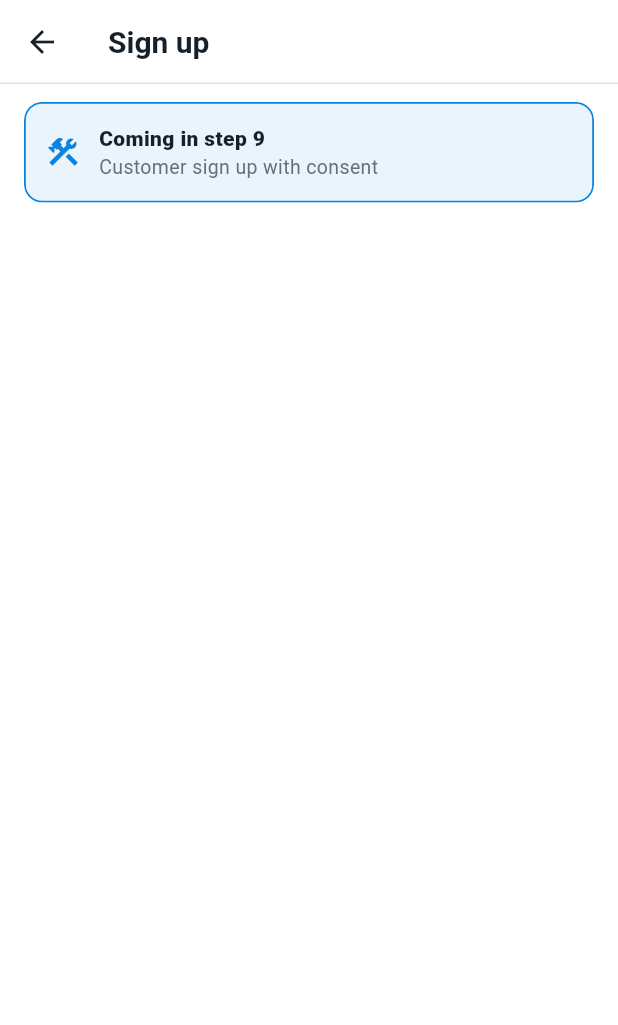
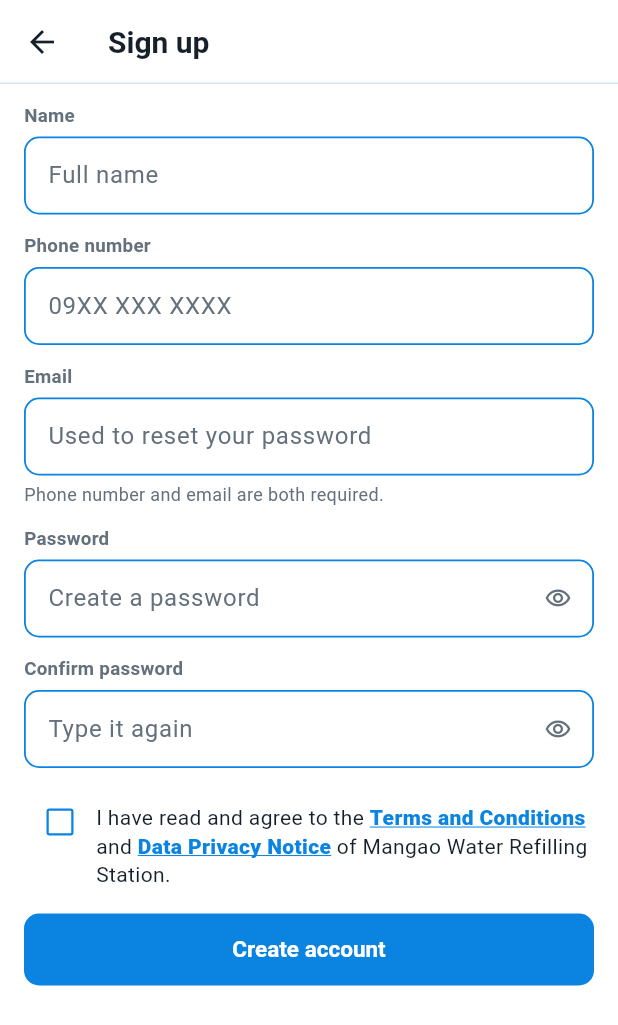
Before and after one commit to SkiptyRed8/mangao-wrs, a Flutter app: the screen it shows after launch, after a tap on "Sign up", on a phone screen of 412 x 824 dp. Shown: the top 1025 px of the screen. Run offline on Flutter 3.47's test engine with Material 3 defaults, Android fonts, the phone set to English and light mode, and no system bars; our stand-ins replace shared_preferences; accounts and stored records are empty; network calls fail.

Commit message:
T08 forgot password (6-digit email code, resend, new password) and T09 customer sign up with Terms and Data Privacy Notice; 18 server tests
Co-Authored-By: Claude Opus 5.5 <noreply@anthropic.com>
Claude-Session: https://claude.ai/code/session_01DasQCNUJBbLyCWkvv4Qmw3

```diff
--- a/app/lib/screens/auth/login_screen.dart
+++ b/app/lib/screens/auth/login_screen.dart
@@ -3,10 +3,10 @@ import 'package:flutter/material.dart';
 import '../../services/api.dart';
 import '../../services/app_state.dart';
 import '../../widgets/common.dart';
-import '../common/coming_soon.dart';
+import 'forgot_screens.dart';
 
 /// Login 1, 2: phone number and password; messages "Details wrong" and
-/// "Cannot log in until activated again". After log in the app opens the role's Home.
+/// "Cannot log in until activated again", and Forgot password. After log in the app opens the role's Home.
 class LoginScreen extends StatefulWidget {
   const LoginScreen({super.key});
 
@@ -60,10 +60,14 @@ class _LoginScreenState extends State<LoginScreen> {
         Btn('Log in', _login, busy: _busy),
         const Gap(10),
         Center(
-          child: LinkText(
-            'Forgot password',
-            () => go(context, const ComingSoon('Forgot password', step: 8, what: '6-digit code sent to the account email', pushed: true)),
-          ),
+          child: LinkText('Forgot password', () async {
+            final changed = await go<bool>(context, const ForgotPasswordScreen());
+            if (changed == true && context.mounted) {
+              setState(() => _error = null);
+              _password.clear();
+              toast(context, 'Password changed. Log in with your new password.');
+            }
+          }),
         ),
       ]),
     );
--- /dev/null
+++ b/app/lib/screens/auth/signup_screen.dart
@@ -0,0 +1,225 @@
+import 'package:flutter/gestures.dart';
+import 'package:flutter/material.dart';
+
+import '../../services/api.dart';
+import '../../services/app_state.dart';
+import '../../theme/brand.dart';
+import '../../widgets/common.dart';
+
+/// Login 3 / 3A: Sign up (customers only). Name, phone number, email, password, confirm password
+/// and the consent box. After "Account created" -> Continue opens Customer Home.
+/// A guest who signs up here keeps the orders made on this phone (Customer 10).
+class SignupScreen extends StatefulWidget {
+  const SignupScreen({super.key});
+
+  @override
+  State<SignupScreen> createState() => _SignupScreenState();
+}
+
+class _SignupScreenState extends State<SignupScreen> {
+  final _name = TextEditingController();
+  final _phone = TextEditingController();
+  final _email = TextEditingController();
+  final _password = TextEditingController();
+  final _confirm = TextEditingController();
+  bool _consent = false;
+  ApiException? _error;
+  bool _busy = false;
+
+  @override
+  void dispose() {
+    for (final c in [_name, _phone, _email, _password, _confirm]) {
+      c.dispose();
+    }
+    super.dispose();
+  }
+
+  String? get _errorField => _error?.data['field'] as String?;
+
+  Future<void> _openTerms() async {
+    final agreed = await go<bool>(context, const TermsScreen());
+    if (agreed == true && mounted) {
+      setState(() {
+        _consent = true;
+        if (_errorField == 'consent') _error = null;
+      });
+    }
+  }
+
+  Future<void> _create() async {
+    FocusScope.of(context).unfocus();
+    setState(() {
+      _busy = true;
+      _error = null;
+    });
+    try {
+      await app.signup(
+        name: _name.text,
+        phone: _phone.text,
+        email: _email.text,
+        password: _password.text,
+        confirm: _confirm.text,
+        consent: _consent,
+      );
+      if (!mounted) return;
+      setState(() => _busy = false);
+      await _created();
+      if (mounted) toRoot(context);
+    } on ApiException catch (e) {
+      if (mounted) {
+        setState(() {
+          _error = e;
+          _busy = false;
+        });
+      }
+    }
+  }
+
+  /// "Account created" message (Login 3, Result: Account created).
+  Future<void> _created() {
+    final first = (app.user?.name ?? '').split(' ').first;
+    return sheet<void>(
+      context,
+      '',
+      close: false,
+      dismissible: false,
+      (c, set) => Column(children: [
+        Container(
+          width: 56,
+          height: 56,
+          decoration: const BoxDecoration(color: Brand.blue, shape: BoxShape.circle),
+          child: const Icon(Icons.check, color: Colors.white, size: 32),
+        ),
+        const Gap(12),
+        const Text('Account created', style: TextStyle(fontSize: 19, fontWeight: FontWeight.w800)),
+        const Gap(6),
+        Text(
+          'Welcome${first.isEmpty ? '' : ', $first'}! Your account is ready. You can now order and track your gallons.',
+          textAlign: TextAlign.center,
+          style: const TextStyle(color: Brand.muted),
+        ),
+        const Gap(24),
+        Btn('Continue', () => Navigator.pop(c)),
+      ]),
+    );
+  }
+
+  /// Thicker border on the field the message is about (wireframe 3A).
+  Widget _mark(String field, Widget child) => _errorField == field
+      ? DecoratedBox(
+          decoration: BoxDecoration(borderRadius: BorderRadius.circular(12), color: Brand.light),
+          child: Padding(padding: const EdgeInsets.fromLTRB(6, 6, 6, 0), child: child),
+        )
+      : child;
+
+  @override
+  Widget build(BuildContext context) {
+    const linkStyle = TextStyle(
+      fontWeight: FontWeight.w800,
+      color: Brand.blue,
+      decoration: TextDecoration.underline,
+      decorationColor: Brand.blue,
+    );
+    final consentWrong = _errorField == 'consent';
+    return Scaffold(
+      appBar: AppBar(title: const Text('Sign up')),
+      body: Body([
+        if (_error != null) MsgBanner(_error!.title, sub: _error!.message),
+        _mark('name', Field('Name', _name, hint: 'Full name', kind: FieldKind.name, action: TextInputAction.next)),
+        _mark('phone', Field('Phone number', _phone, hint: '09XX XXX XXXX', kind: FieldKind.phone, action: TextInputAction.next)),
+        _mark(
+          'email',
+          Field('Email', _email,
+              hint: 'Used to reset your password',
+              helper: 'Phone number and email are both required.',
+              kind: FieldKind.email,
+              action: TextInputAction.next),
+        ),
+        _mark('password',
+            Field('Password', _password, hint: 'Create a password', kind: FieldKind.password, action: TextInputAction.next)),
+        _mark('confirm',
+            Field('Confirm password', _confirm, hint: 'Type it again', kind: FieldKind.password, action: TextInputAction.done)),
+        Container(
+          padding: consentWrong ? const EdgeInsets.all(6) : EdgeInsets.zero,
+          decoration: consentWrong
+              ? BoxDecoration(borderRadius: BorderRadius.circular(10), border: Border.all(color: Brand.blue, width: 2))
+              : null,
+          child: Row(crossAxisAlignment: CrossAxisAlignment.start, children: [
+            Checkbox(
+              value: _consent,
+              onChanged: (v) => setState(() {
+                _consent = v ?? false;
+                if (_consent && consentWrong) _error = null;
+              }),
+            ),
+            Expanded(
+              child: Padding(
+                padding: const EdgeInsets.only(top: 12),
+                child: Text.rich(TextSpan(style: const TextStyle(color: Brand.ink, height: 1.35), children: [
+                  const TextSpan(text: 'I have read and agree to the '),
+                  TextSpan(text: 'Terms and Conditions', style: linkStyle, recognizer: TapGestureRecognizer()..onTap = _openTerms),
+                  const TextSpan(text: ' and '),
+                  TextSpan(text: 'Data Privacy Notice', style: linkStyle, recognizer: TapGestureRecognizer()..onTap = _openTerms),
+                  const TextSpan(text: ' of Mangao Water Refilling Station.'),
+                ])),
+              ),
+            ),
+          ]),
+        ),
+        const Gap(16),
+        Btn('Create account', _create, busy: _busy),
+        if (_error?.code == 'PHONE_USED') ...[
+          const Gap(10),
+          Center(child: LinkText('Log in instead', () => Navigator.pop(context))),
+        ],
+      ]),
+    );
+  }
+}
+
+/// Terms and Data Privacy Notice (Login 3). "I agree" ticks the consent box.
+class TermsScreen extends StatelessWidget {
+  const TermsScreen({super.key});
+
+  static const _parts = [
+    ('Who we are', 'Mangao Water Refilling Station, 98 Riverside St., Barangay Commonwealth, Quezon City. Phone 0917 000 0000.'),
+    ('What we collect', 'Your name, phone number, email, delivery addresses and map pins, and your orders and payments (Paid or Unpaid).'),
+    (
+      'Why we collect it',
+      'To take, refill, deliver and track your orders, to contact you about an order, to keep a record of unpaid orders, '
+          'and to send a code when you reset your password.'
+    ),
+    (
+      'Who can see it',
+      'Only the owner, staff and riders of the station, for your orders. Riders see your location only while delivering. '
+          'We do not sell or share your data.'
+    ),
+    ('How long we keep it', 'While your account is active. You can ask the station to delete your account and data.'),
+    (
+      'Your rights',
+      'Under the Data Privacy Act of 2012 (RA 10173), you can ask to see, correct or delete your data. Contact the station to do this.'
+    ),
+    (
+      'Terms of ordering',
+      'Prices apply to new orders only. You can cancel an order only before it is accepted. Unpaid orders are recorded on your account.'
+    ),
+  ];
+
+  @override
+  Widget build(BuildContext context) {
+    return Scaffold(
+      appBar: AppBar(title: const Text('Terms and Data Privacy Notice')),
+      body: Body([
+        const Text('Last updated: Oct 2026', style: TextStyle(color: Brand.muted, fontSize: 12.5)),
+        const Gap(6),
+        for (final (title, body) in _parts) ...[
+          const Gap(10),
+          Text(title, style: const TextStyle(fontWeight: FontWeight.w800, fontSize: 15)),
+          const Gap(3),
+          Text(body, style: const TextStyle(height: 1.4)),
+        ],
+      ]),
+      bottomNavigationBar: Bottom([Btn('I agree', () => Navigator.pop(context, true))]),
+    );
+  }
+}
--- a/app/lib/screens/auth/welcome_screen.dart
+++ b/app/lib/screens/auth/welcome_screen.dart
@@ -6,6 +6,7 @@ import '../../theme/brand.dart';
 import '../../widgets/common.dart';
 import '../common/coming_soon.dart';
 import 'login_screen.dart';
+import 'signup_screen.dart';
 
 /// Login 1 / Customer 1: Welcome. Log in, Sign up, Continue as guest.
 class WelcomeScreen extends StatefulWidget {
@@ -44,8 +45,7 @@ class _WelcomeScreenState extends State<WelcomeScreen> {
             const Spacer(flex: 4),
             Btn('Log in', () => go(context, const LoginScreen())),
             const Gap(),
-            Btn('Sign up', () => go(context, const ComingSoon('Sign up', step: 9, what: 'Customer sign up with consent', pushed: true)),
-                outline: true),
+            Btn('Sign up', () => go(context, const SignupScreen()), outline: true),
             const Gap(14),
             LinkText('Continue as guest',
                 () => go(context, const ComingSoon('Guest mode', step: 33, what: 'Order without an account', pushed: true))),
--- a/app/lib/services/app_state.dart
+++ b/app/lib/services/app_state.dart
@@ -94,6 +94,32 @@ class AppState extends ChangeNotifier {
     await _saveSession(r['token'] as String, AppUser.fromJson(r['user'] as Map<String, dynamic>));
   }
 
+  /// Sign up (customers only). A guest's orders move to the new account (the server reads
+  /// the guest code that is still sent with this request).
+  Future<void> signup({
+    required String name,
+    required String phone,
+    required String email,
+    required String password,
+    required String confirm,
+    required bool consent,
+  }) async {
+    final r = await api.post('/api/auth/signup', {
+      'name': name,
+      'phone': phone,
+      'email': email,
+      'password': password,
+      'confirm': confirm,
+      'consent': consent,
+    });
+    if (guest) {
+      final prefs = await SharedPreferences.getInstance();
+      guestToken = null;
+      await prefs.remove(_kGuestToken);
+    }
+    await _saveSession(r['token'] as String, AppUser.fromJson(r['user'] as Map<String, dynamic>));
+  }
+
   /// Continue as guest: orders are kept on this phone only.
   Future<void> startGuest() async {
     final prefs = await SharedPreferences.getInstance();
```
Also changed, not shown: app/lib/screens/auth/forgot_screens.dart (added, +342 -0 lines), 4 other files.
